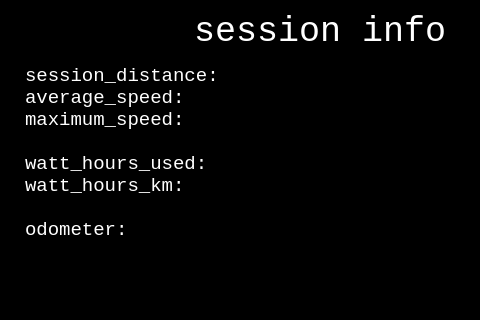
Old version of the form ui.layouts/session_info_640x480.ui in the repository mark99i/vesc-display; both pictures show x 0 to 480 and y 0 to 320 of the 640 by 480 pixel window.
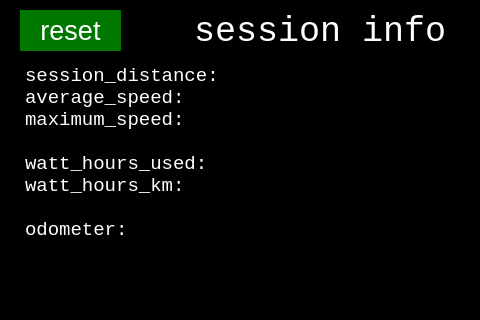
New version of the form.

Commit message: added reset session with vesc reboot

Patch:
```diff
--- a/ui.layouts/session_info_640x480.ui
+++ b/ui.layouts/session_info_640x480.ui
@@ -217,6 +217,29 @@
     <string>force switch</string>
    </property>
   </widget>
+  <widget class="QPushButton" name="reset_button">
+   <property name="geometry">
+    <rect>
+     <x>20</x>
+     <y>10</y>
+     <width>101</width>
+     <height>41</height>
+    </rect>
+   </property>
+   <property name="font">
+    <font>
+     <pointsize>20</pointsize>
+    </font>
+   </property>
+   <property name="styleSheet">
+    <string notr="true">color: rgb(255, 255, 255);
+background-color: rgb(0, 120, 0);
+border: none;</string>
+   </property>
+   <property name="text">
+    <string>reset</string>
+   </property>
+  </widget>
  </widget>
  <resources/>
  <connections/>
```
The commit also changes 10 other files.
